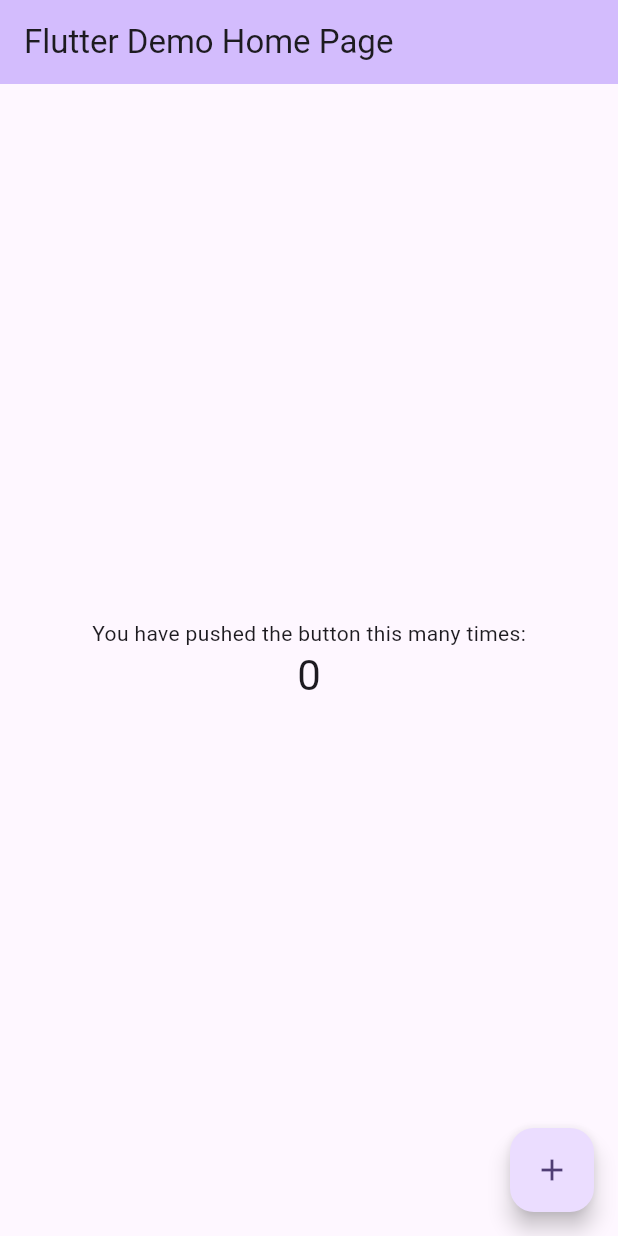
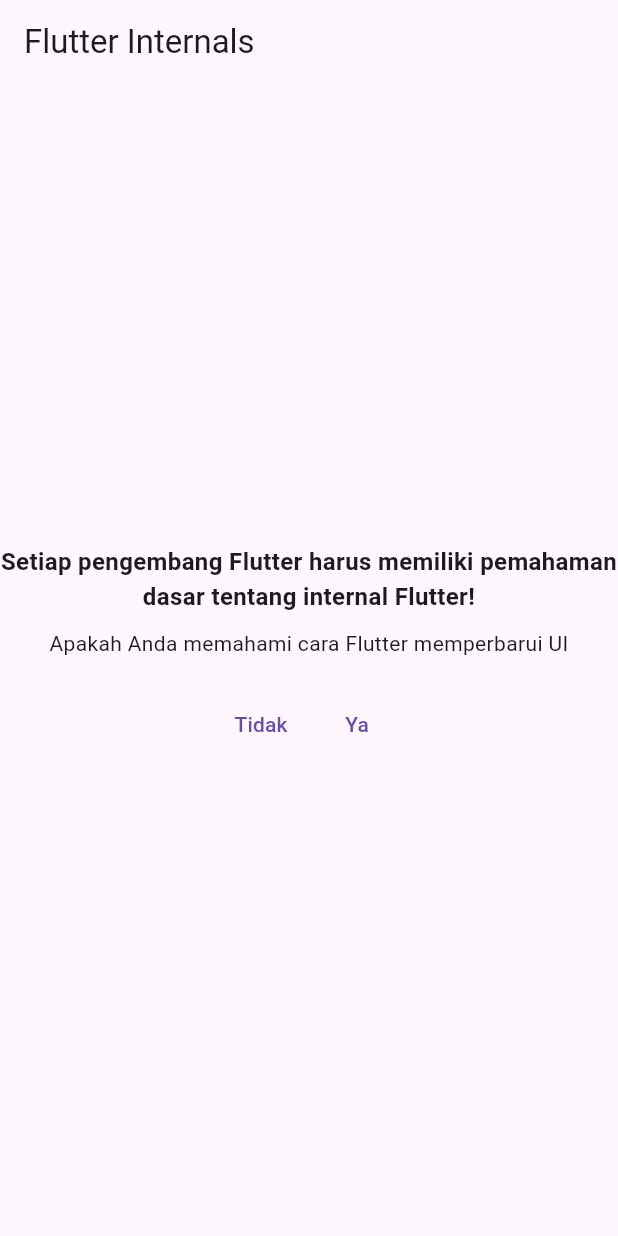
Before and after one commit to syafrialzulmi/belajar-udemy, a Flutter app: the screen it shows after launch, on a phone screen of 412 x 824 dp. Run offline on Flutter 3.47's test engine with Material 2 defaults, Android fonts, the phone set to English and light mode, and no system bars; our stand-ins replace google_fonts.

Commit message:
update understand

```diff
--- /dev/null
+++ b/flutter_ui_demo_button/lib/demo_buttons.dart
@@ -0,0 +1,44 @@
+import 'package:flutter/material.dart';
+
+class DemoButtons extends StatefulWidget {
+  const DemoButtons({super.key});
+
+  @override
+  State<DemoButtons> createState() => _DemoButtonsState();
+}
+
+class _DemoButtonsState extends State<DemoButtons> {
+  var _isUnderstood = false;
+  @override
+  Widget build(BuildContext context) {
+    return Column(
+      children: [
+        Row(
+          mainAxisAlignment: MainAxisAlignment.center,
+          children: [
+            TextButton(
+              onPressed: () {
+                setState(() {
+                  _isUnderstood = false;
+                });
+              },
+              child: const Text("Tidak"),
+            ),
+            TextButton(
+              onPressed: () {
+                setState(() {
+                  _isUnderstood = true;
+                });
+              },
+              child: const Text("Ya"),
+            ),
+          ],
+        ),
+        const SizedBox(
+          height: 10,
+        ),
+        if (_isUnderstood) const Text("Luar Biasa"),
+      ],
+    );
+  }
+}
--- a/flutter_ui_demo_button/lib/main.dart
+++ b/flutter_ui_demo_button/lib/main.dart
@@ -1,4 +1,5 @@
 import 'package:flutter/material.dart';
+import 'package:flutter_ui_demo_button/ui_updates_demo.dart';
 
 void main() {
   runApp(const MyApp());
@@ -7,119 +8,11 @@
 class MyApp extends StatelessWidget {
   const MyApp({super.key});
 
-  // This widget is the root of your application.
   @override
   Widget build(BuildContext context) {
     return MaterialApp(
-      title: 'Flutter Demo',
-      theme: ThemeData(
-        // This is the theme of your application.
-        //
-        // TRY THIS: Try running your application with "flutter run". You'll see
-        // the application has a blue toolbar. Then, without quitting the app,
-        // try changing the seedColor in the colorScheme below to Colors.green
-        // and then invoke "hot reload" (save your changes or press the "hot
-        // reload" button in a Flutter-supported IDE, or press "r" if you used
-        // the command line to start the app).
-        //
-        // Notice that the counter didn't reset back to zero; the application
-        // state is not lost during the reload. To reset the state, use hot
-        // restart instead.
-        //
-        // This works for code too, not just values: Most code changes can be
-        // tested with just a hot reload.
-        colorScheme: ColorScheme.fromSeed(seedColor: Colors.deepPurple),
-        useMaterial3: true,
-      ),
-      home: const MyHomePage(title: 'Flutter Demo Home Page'),
+      theme: ThemeData(useMaterial3: true),
+      home: const UiUpdatesDemo(),
     );
   }
 }
-
-class MyHomePage extends StatefulWidget {
-  const MyHomePage({super.key, required this.title});
-
-  // This widget is the home page of your application. It is stateful, meaning
-  // that it has a State object (defined below) that contains fields that affect
-  // how it looks.
-
-  // This class is the configuration for the state. It holds the values (in this
-  // case the title) provided by the parent (in this case the App widget) and
-  // used by the build method of the State. Fields in a Widget subclass are
-  // always marked "final".
-
-  final String title;
-
-  @override
-  State<MyHomePage> createState() => _MyHomePageState();
-}
-
-class _MyHomePageState extends State<MyHomePage> {
-  int _counter = 0;
-
-  void _incrementCounter() {
-    setState(() {
-      // This call to setState tells the Flutter framework that something has
-      // changed in this State, which causes it to rerun the build method below
-      // so that the display can reflect the updated values. If we changed
-      // _counter without calling setState(), then the build method would not be
-      // called again, and so nothing would appear to happen.
-      _counter++;
-    });
-  }
-
-  @override
-  Widget build(BuildContext context) {
-    // This method is rerun every time setState is called, for instance as done
-    // by the _incrementCounter method above.
-    //
-    // The Flutter framework has been optimized to make rerunning build methods
-    // fast, so that you can just rebuild anything that needs updating rather
-    // than having to individually change instances of widgets.
-    return Scaffold(
-      appBar: AppBar(
-        // TRY THIS: Try changing the color here to a specific color (to
-        // Colors.amber, perhaps?) and trigger a hot reload to see the AppBar
-        // change color while the other colors stay the same.
-        backgroundColor: Theme.of(context).colorScheme.inversePrimary,
-        // Here we take the value from the MyHomePage object that was created by
-        // the App.build method, and use it to set our appbar title.
-        title: Text(widget.title),
-      ),
-      body: Center(
-        // Center is a layout widget. It takes a single child and positions it
-        // in the middle of the parent.
-        child: Column(
-          // Column is also a layout widget. It takes a list of children and
-          // arranges them vertically. By default, it sizes itself to fit its
-          // children horizontally, and tries to be as tall as its parent.
-          //
-          // Column has various properties to control how it sizes itself and
-          // how it positions its children. Here we use mainAxisAlignment to
-          // center the children vertically; the main axis here is the vertical
-          // axis because Columns are vertical (the cross axis would be
-          // horizontal).
-          //
-          // TRY THIS: Invoke "debug painting" (choose the "Toggle Debug Paint"
-          // action in the IDE, or press "p" in the console), to see the
-          // wireframe for each widget.
-          mainAxisAlignment: MainAxisAlignment.center,
-          children: <Widget>[
-            const Text(
-              'You have pushed the button this many times:',
-            ),
-            Text(
-              '$_counter',
-              style: Theme.of(context).textTheme.headlineMedium,
-            ),
-          ],
-        ),
-      ),
-      floatingActionButton: FloatingActionButton(
-        onPressed: _incrementCounter,
-        tooltip: 'Increment',
-        child: const Icon(Icons.add),
-      ), // This trailing comma makes auto-formatting nicer for build methods.
-    );
-  }
-}
--- /dev/null
+++ b/flutter_ui_demo_button/lib/ui_updates_demo.dart
@@ -0,0 +1,43 @@
+import 'package:flutter/material.dart';
+import 'package:flutter_ui_demo_button/demo_buttons.dart';
+
+class UiUpdatesDemo extends StatelessWidget {
+  const UiUpdatesDemo({super.key});
+
+  @override
+  Widget build(BuildContext context) {
+    return Scaffold(
+      appBar: AppBar(
+        centerTitle: false,
+        title: const Text("Flutter Internals"),
+      ),
+      body: const Column(
+        mainAxisAlignment: MainAxisAlignment.center,
+        children: [
+          Text(
+            "Setiap pengembang Flutter harus memiliki pemahaman dasar tentang internal Flutter!",
+            textAlign: TextAlign.center,
+            style: TextStyle(
+              fontSize: 16,
+              fontWeight: FontWeight.bold,
+            ),
+          ),
+          SizedBox(
+            height: 10,
+          ),
+          Text(
+            "Apakah Anda memahami cara Flutter memperbarui UI",
+            textAlign: TextAlign.center,
+            style: TextStyle(
+              fontSize: 14,
+            ),
+          ),
+          SizedBox(
+            height: 20,
+          ),
+          DemoButtons(),
+        ],
+      ),
+    );
+  }
+}
```
